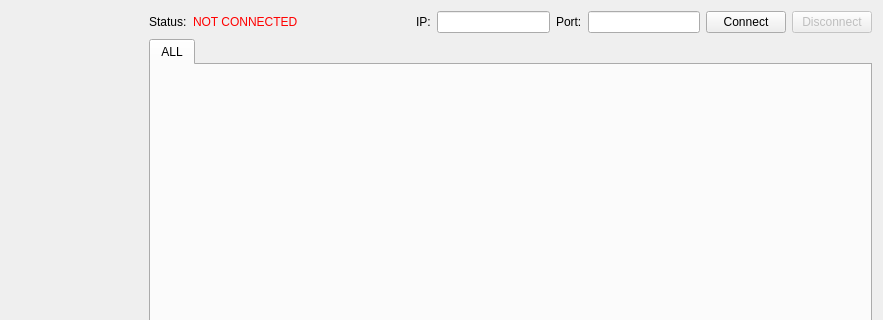
m-fila/ELITPCdcs, file ELITPCdcs/clientGUI/forms/hvpsuwidget.ui: the form before one commit; both pictures show x 166 to 1049 and y 0 to 320 of the 1049 by 636 pixel window.
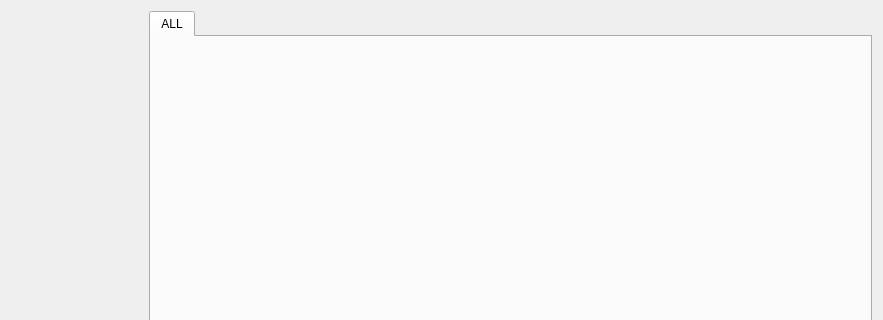
The form after the commit. Icons and pictures are not drawn.

Commit message: unified connection panel

```diff
--- a/ELITPCdcs/clientGUI/forms/hvpsuwidget.ui
+++ b/ELITPCdcs/clientGUI/forms/hvpsuwidget.ui
@@ -48,112 +48,7 @@
    <item>
     <layout class="QVBoxLayout" name="verticalLayout">
      <item>
-      <layout class="QHBoxLayout" name="horizontalLayout_2">
-       <item>
-        <widget class="QLabel" name="connectionStatusLabel">
-         <property name="text">
-          <string>Status:</string>
-         </property>
-        </widget>
-       </item>
-       <item>
-        <widget class="QLabel" name="connectionStatus">
-         <property name="palette">
-          <palette>
-           <active>
-            <colorrole role="WindowText">
-             <brush brushstyle="SolidPattern">
-              <color alpha="255">
-               <red>255</red>
-               <green>0</green>
-               <blue>0</blue>
-              </color>
-             </brush>
-            </colorrole>
-           </active>
-           <inactive>
-            <colorrole role="WindowText">
-             <brush brushstyle="SolidPattern">
-              <color alpha="255">
-               <red>255</red>
-               <green>0</green>
-               <blue>0</blue>
-              </color>
-             </brush>
-            </colorrole>
-           </inactive>
-           <disabled>
-            <colorrole role="WindowText">
-             <brush brushstyle="SolidPattern">
-              <color alpha="255">
-               <red>159</red>
-               <green>158</green>
-               <blue>158</blue>
-              </color>
-             </brush>
-            </colorrole>
-           </disabled>
-          </palette>
-         </property>
-         <property name="text">
-          <string>NOT CONNECTED</string>
-         </property>
-        </widget>
-       </item>
-       <item>
-        <spacer name="horizontalSpacer">
-         <property name="orientation">
-          <enum>Qt::Horizontal</enum>
-         </property>
-         <property name="sizeHint" stdset="0">
-          <size>
-           <width>40</width>
-           <height>20</height>
-          </size>
-         </property>
-        </spacer>
-       </item>
-       <item>
-        <widget class="QLabel" name="connectionIPLabel">
-         <property name="text">
-          <string>IP:</string>
-         </property>
-        </widget>
-       </item>
-       <item>
-        <widget class="QLineEdit" name="connectionIP"/>
-       </item>
-       <item>
-        <widget class="QLabel" name="connectionPortLabel">
-         <property name="text">
-          <string>Port:</string>
-         </property>
-        </widget>
-       </item>
-       <item>
-        <widget class="QLineEdit" name="connectionPort"/>
-       </item>
-       <item>
-        <widget class="QPushButton" name="connect">
-         <property name="text">
-          <string>Connect</string>
-         </property>
-        </widget>
-       </item>
-       <item>
-        <widget class="QPushButton" name="disconnect">
-         <property name="enabled">
-          <bool>false</bool>
-         </property>
-         <property name="text">
-          <string>Disconnect</string>
-         </property>
-         <property name="checkable">
-          <bool>false</bool>
-         </property>
-        </widget>
-       </item>
-      </layout>
+      <layout class="QHBoxLayout" name="tcpLayout"/>
      </item>
      <item>
       <widget class="QTabWidget" name="MainTab">
```
The commit also changes 17 other files.
